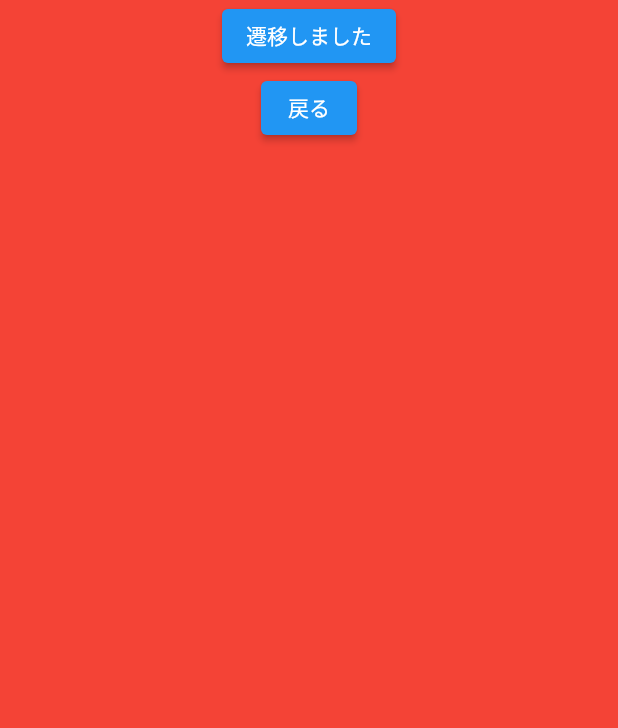
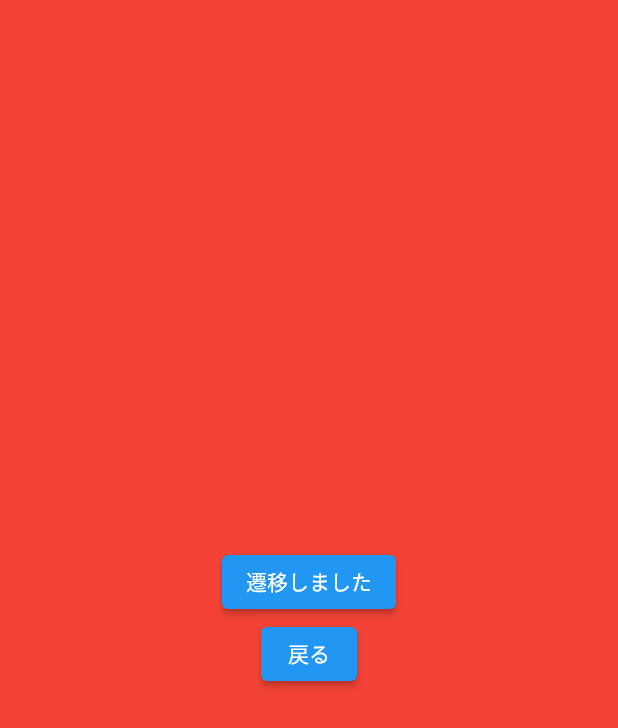
Before and after one commit to ramen2020/flutter_cheat, a Flutter app: the screen it shows after launch, after a tap on "placetice1", on a phone screen of 412 x 824 dp. Shown: the top 728 px of the screen. Run offline on Flutter 3.47's test engine with Material 2 defaults, Android fonts, the phone set to English and light mode, and no system bars.

Commit message:
中央揃えするために修正

```diff
--- a/lib/pages/page1_page.dart
+++ b/lib/pages/page1_page.dart
@@ -28,8 +28,10 @@ class Page6 extends StatelessWidget {
     return Container(
         color: Colors.red,
         alignment: Alignment.center,
-      child: Column(
+        child:
+          Column(
               crossAxisAlignment: CrossAxisAlignment.center,
+              mainAxisAlignment: MainAxisAlignment.center,
               children: <Widget>[
                 Center(
                   child: ElevatedButton(
```
Lines whose indentation alone changed are shown as unchanged.
